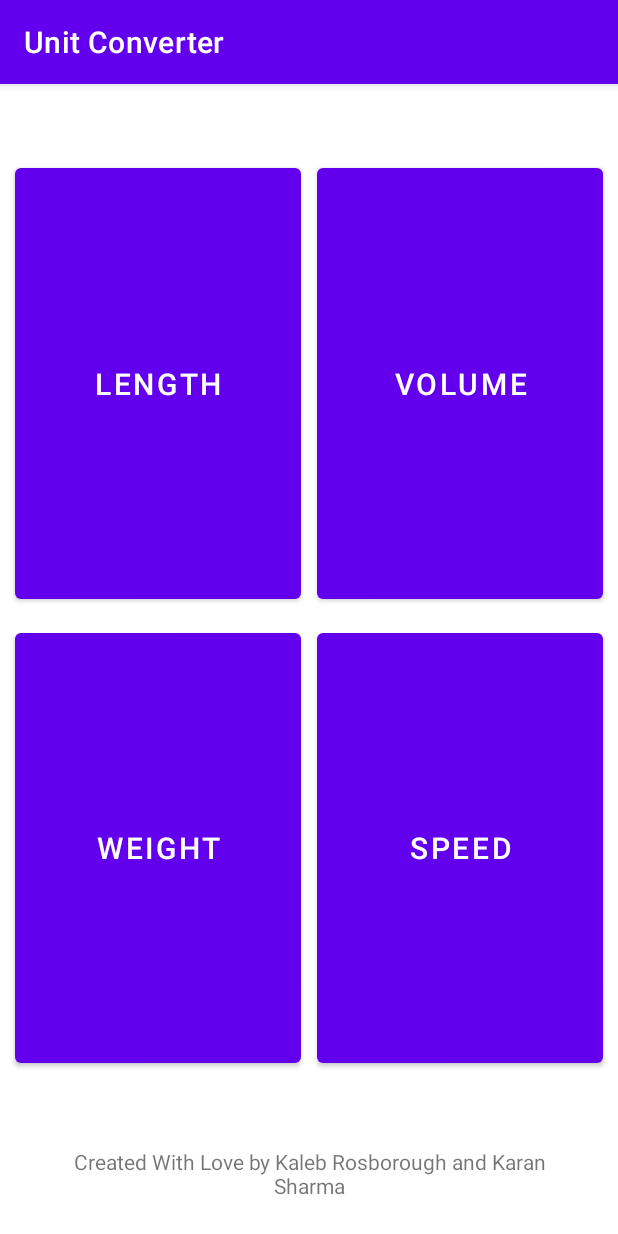
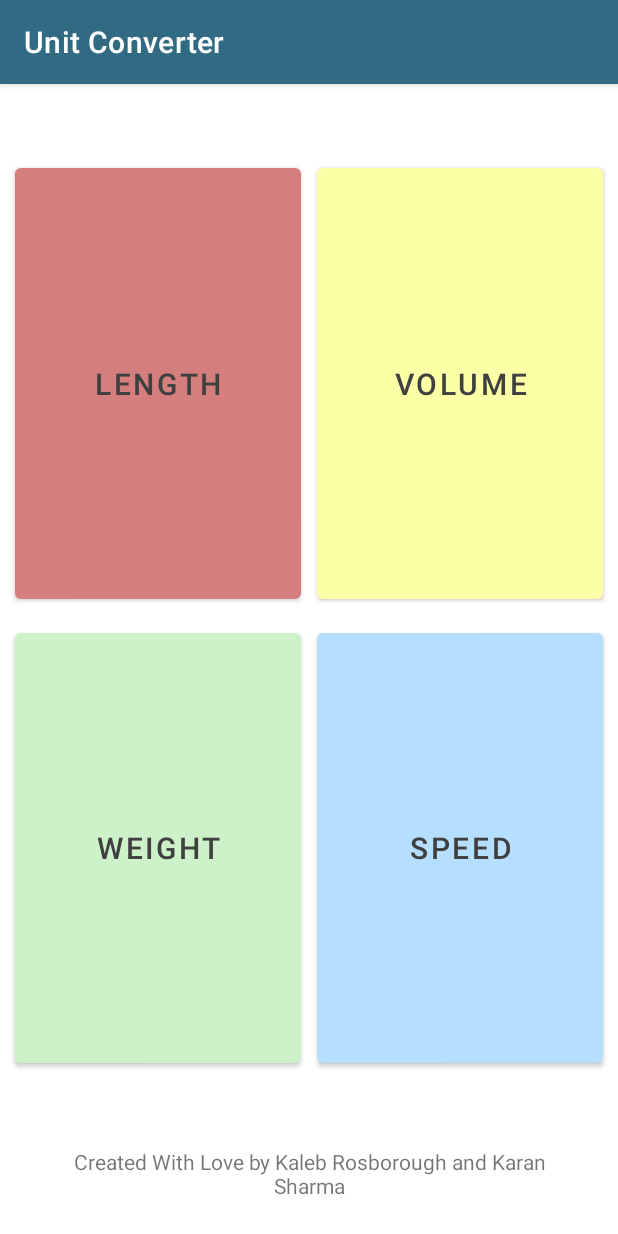
Before and after one commit to Shock9616/UnitConverterApp, an Android app: the screen it shows after launch (MainActivity), on a phone screen of 412 x 824 dp. Run offline under Robolectric (Android 15) with nearby library versions, the phone set to English and light mode, and no system bars.

Commit message:
Improved visuals

```diff
--- a/app/src/main/res/layout/activity_main.xml
+++ b/app/src/main/res/layout/activity_main.xml
@@ -10,6 +10,8 @@
             android:text="@string/length_button"
             android:layout_width="0dp"
             android:layout_height="0dp" android:id="@+id/length_button"
+            app:backgroundTint="@color/red"
+            android:textColor="@color/off_black"
             app:layout_constraintStart_toStartOf="parent"
             android:layout_marginStart="10dp" app:layout_constraintTop_toTopOf="parent"
             android:layout_marginTop="50dp" app:layout_constraintEnd_toStartOf="@+id/volume_button"
@@ -19,6 +21,8 @@
             android:text="@string/volume_button"
             android:layout_width="0dp"
             android:layout_height="0dp" android:id="@+id/volume_button"
+            app:backgroundTint="@color/yellow"
+            android:textColor="@color/off_black"
             app:layout_constraintEnd_toEndOf="parent"
             android:layout_marginEnd="10dp" app:layout_constraintTop_toTopOf="parent" android:layout_marginTop="50dp"
             app:layout_constraintStart_toEndOf="@+id/length_button" android:layout_marginStart="5dp"
@@ -28,6 +32,8 @@
             android:text="@string/weight_button"
             android:layout_width="0dp"
             android:layout_height="0dp" android:id="@+id/weight_button"
+            app:backgroundTint="@color/green"
+            android:textColor="@color/off_black"
             app:layout_constraintStart_toStartOf="parent" android:layout_marginStart="10dp"
             app:layout_constraintTop_toBottomOf="@+id/length_button" app:layout_constraintBottom_toTopOf="@+id/created_by_label"
             app:layout_constraintEnd_toStartOf="@+id/speed_button" android:layout_marginEnd="5dp"
@@ -36,6 +42,8 @@
             android:text="@string/speed_button"
             android:layout_width="0dp"
             android:layout_height="0dp" android:id="@+id/speed_button"
+            app:backgroundTint="@color/blue"
+            android:textColor="@color/off_black"
             app:layout_constraintEnd_toEndOf="parent" android:layout_marginEnd="10dp"
             app:layout_constraintTop_toBottomOf="@+id/volume_button" app:layout_constraintBottom_toTopOf="@+id/created_by_label"
             android:layout_marginStart="5dp" app:layout_constraintStart_toEndOf="@+id/weight_button"
--- a/app/src/main/res/values/colors.xml
+++ b/app/src/main/res/values/colors.xml
@@ -7,4 +7,13 @@
     <color name="teal_700">#FF018786</color>
     <color name="black">#FF000000</color>
     <color name="white">#FFFFFFFF</color>
+
+    <color name="yellow">#FCFFA6</color>
+    <color name="blue">#B5DEFF</color>
+    <color name="red">#D57E7E</color>
+    <color name="green">#CDF2CA</color>
+    <color name="dark_teal">#316B83</color>
+    <color name="teal">#79B4B7</color>
+    <color name="off_white">#F2F2F2</color>
+    <color name="off_black">#404040</color>
 </resources>
--- a/app/src/main/res/values/themes.xml
+++ b/app/src/main/res/values/themes.xml
@@ -2,15 +2,27 @@
     <!-- Base application theme. -->
     <style name="Theme.UnitConverter" parent="Theme.MaterialComponents.DayNight.DarkActionBar">
         <!-- Primary brand color. -->
-        <item name="colorPrimary">@color/purple_500</item>
-        <item name="colorPrimaryVariant">@color/purple_700</item>
-        <item name="colorOnPrimary">@color/white</item>
+        <item name="colorPrimary">@color/dark_teal</item>
+        <item name="colorPrimaryVariant">@color/dark_teal</item>
+        <item name="colorOnPrimary">@color/off_white</item>
         <!-- Secondary brand color. -->
-        <item name="colorSecondary">@color/teal_200</item>
-        <item name="colorSecondaryVariant">@color/teal_700</item>
-        <item name="colorOnSecondary">@color/black</item>
+        <item name="colorSecondary">@color/teal</item>
+        <item name="colorSecondaryVariant">@color/teal</item>
+        <item name="colorOnSecondary">@color/off_black</item>
         <!-- Status bar color. -->
         <item name="android:statusBarColor" tools:targetApi="l">?attr/colorPrimaryVariant</item>
         <!-- Customize your theme here. -->
     </style>
+    <style name="Button.Red" parent="ThemeOverlay.AppCompat">
+        <item name="android:colorAccent">@color/red</item>
+    </style>
+    <style name="Button.Yellow" parent="ThemeOverlay.AppCompat">
+        <item name="android:colorAccent">@color/yellow</item>
+    </style>
+    <style name="Button.Blue" parent="ThemeOverlay.AppCompat">
+        <item name="android:colorAccent">@color/blue</item>
+    </style>
+    <style name="Button.Green" parent="ThemeOverlay.AppCompat">
+        <item name="android:colorAccent">@color/green</item>
+    </style>
 </resources>
```
